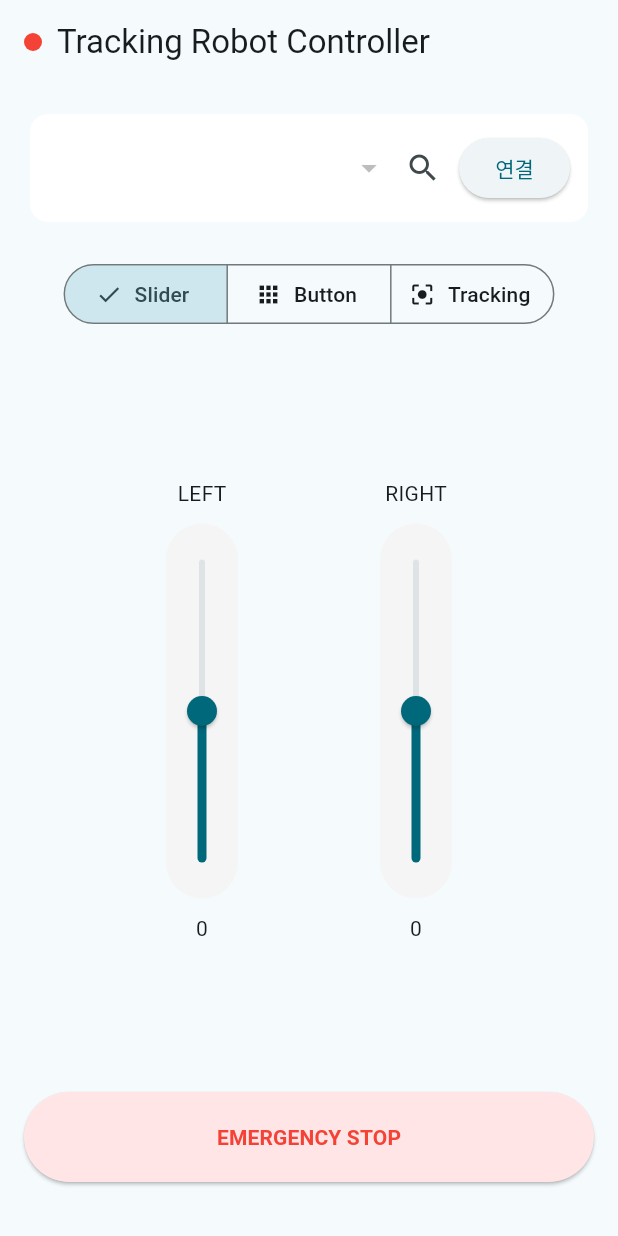
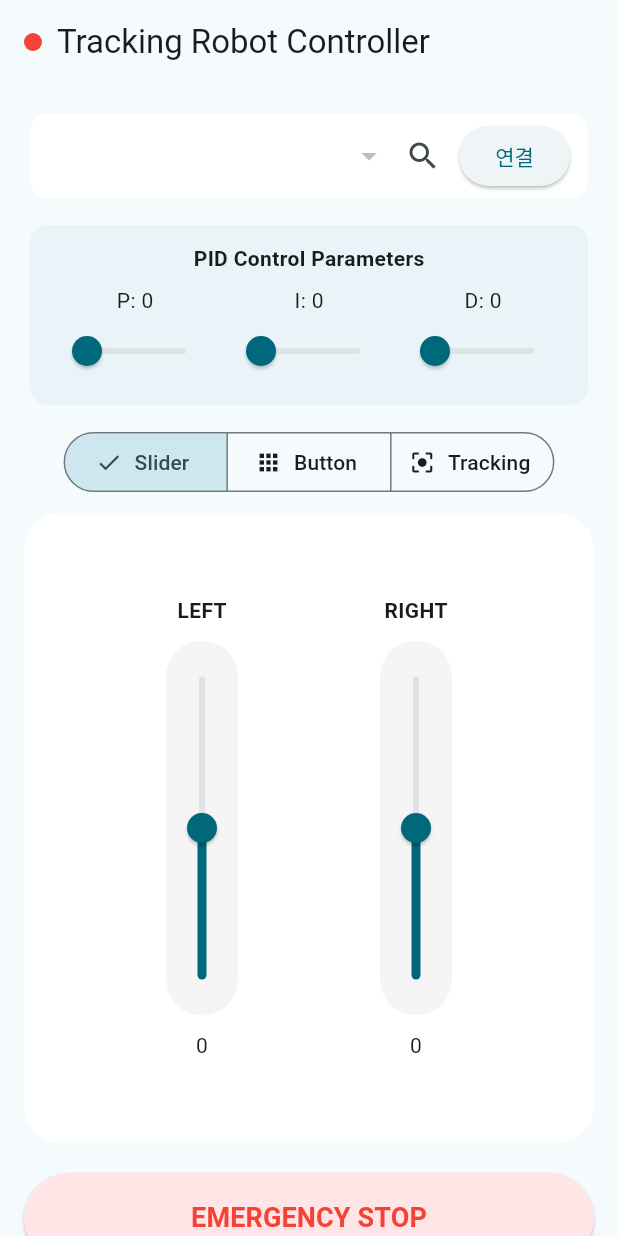
Before and after one commit to Ugie01/Tracking_Patrol_Robot, a Flutter app: the screen it shows after launch, on a phone screen of 412 x 824 dp. Run offline on Flutter 3.47's test engine with Material 3 defaults, Android fonts, the phone set to English and light mode, and no system bars; our stand-ins replace flutter_bluetooth_serial, permission_handler.

Commit message:
feat(app): PID값 조절 추가, 버튼식 모드 속도 조절 추가

```diff
--- a/app/lib/main.dart
+++ b/app/lib/main.dart
@@ -49,8 +49,13 @@ class _UnifiedControlScreenState extends State<UnifiedControlScreen> {
   DateTime? _lastSendTime;
   final int _throttleMs = 50;
 
+  double _pVal = 0;
+  double _iVal = 0;
+  double _dVal = 0;
+  double _buttonBaseSpeed = 200;
+
   int _controlMode = 0; // 0: Slider, 1: Button, 2: Tracking
-  int _trackingState = 0; // 0: Idle, 1: Active
+  int _trackingState = 0;
 
   @override
   void initState() {
@@ -96,8 +101,12 @@ class _UnifiedControlScreenState extends State<UnifiedControlScreen> {
     finally { if (mounted) setState(() => _isConnecting = false); }
   }
 
+  // 수정된 10-Byte 전송 함수 (스로틀링 예외처리 적용)
   void _sendControlData(int leftSpeed, int rightSpeed) {
-    if (_controlMode != 2) {
+    bool isStopCommand = (leftSpeed == 0 && rightSpeed == 0);
+
+    // 수동 모드이면서 정지 명령이 아닐 때만 50ms 제한 적용
+    if (_controlMode != 2 && !isStopCommand) {
       final now = DateTime.now();
       if (_lastSendTime != null && now.difference(_lastSendTime!).inMilliseconds < _throttleMs) return;
       _lastSendTime = now;
@@ -109,11 +118,14 @@ class _UnifiedControlScreenState extends State<UnifiedControlScreen> {
     int lPwm = leftSpeed.abs().clamp(0, 255);
     int rPwm = rightSpeed.abs().clamp(0, 255);
 
-    Uint8List packet = Uint8List.fromList([0xAA, modeFlag, lDir, lPwm, rDir, rPwm, 0x55]);
+    Uint8List packet = Uint8List.fromList([
+      0xAA, modeFlag, lDir, lPwm, rDir, rPwm,
+      _pVal.toInt(), _iVal.toInt(), _dVal.toInt(), 0x55
+    ]);
 
-    // [디버깅 출력] 블루투스 연결 여부와 상관없이 콘솔에 찍힘
-    String hexPacket = packet.map((b) => '0x${b.toRadixString(16).padLeft(2, '0').toUpperCase()}').join(', ');
-    debugPrint("[Mode: $_controlMode] Packet: [$hexPacket] (L:$leftSpeed, R:$rightSpeed)");
+    // 디버깅 콘솔 출력
+    String hexString = packet.map((b) => '0x${b.toRadixString(16).padLeft(2, '0').toUpperCase()}').join(', ');
+    debugPrint("[Mode: $_controlMode] Out: $hexString");
 
     if (_isConnected && _connection != null) {
       try {
@@ -143,17 +155,27 @@ class _UnifiedControlScreenState extends State<UnifiedControlScreen> {
           ],
         ),
       ),
-      body: Padding(
+      body: SingleChildScrollView(
+        child: Padding(
           padding: const EdgeInsets.all(16.0),
           child: Column(
             children: [
               _buildConnectionCard(colorScheme),
+              const SizedBox(height: 10),
+              _buildPidSettingsCard(colorScheme),
+              const SizedBox(height: 10),
+              _buildModeToggle(colorScheme),
+              const SizedBox(height: 10),
+              Container(
+                height: 420,
+                decoration: BoxDecoration(color: Colors.white, borderRadius: BorderRadius.circular(24)),
+                child: _buildCurrentModeUI(),
+              ),
               const SizedBox(height: 20),
-            _buildModeToggle(colorScheme),
-            Expanded(child: _buildCurrentModeUI()),
               _buildEmergencyStop(),
               const SizedBox(height: 20),
             ],
+          ),
         ),
       ),
     );
@@ -163,14 +185,47 @@ class _UnifiedControlScreenState extends State<UnifiedControlScreen> {
     return Card(
       elevation: 0, color: Colors.white,
       child: Padding(
-        padding: const EdgeInsets.all(12.0),
+        padding: const EdgeInsets.symmetric(horizontal: 12.0, vertical: 4.0),
         child: Row(
           children: [
-            Expanded(child: DropdownButtonHideUnderline(child: DropdownButton<BluetoothDevice>(isExpanded: true, value: _selectedDevice, items: _devicesList.map((d) => DropdownMenuItem(value: d, child: Text(d.name ?? d.address))).toList(), onChanged: _isConnected ? null : (val) => setState(() => _selectedDevice = val)))),
+            Expanded(child: DropdownButtonHideUnderline(child: DropdownButton<BluetoothDevice>(isExpanded: true, value: _selectedDevice, items: _devicesList.map((d) => DropdownMenuItem(value: d, child: Text(d.name ?? d.address, overflow: TextOverflow.ellipsis))).toList(), onChanged: _isConnected ? null : (val) => setState(() => _selectedDevice = val)))),
             IconButton(icon: Icon(_isScanning ? Icons.sync : Icons.search), onPressed: (_isConnected || _isScanning) ? null : _startDiscovery),
             ElevatedButton(onPressed: _isConnecting ? null : _toggleConnection, child: Text(_isConnected ? '해제' : '연결')),
           ],
         ),
+      ),
+    );
+  }
+
+  Widget _buildPidSettingsCard(ColorScheme colorScheme) {
+    return Card(
+      elevation: 0, color: colorScheme.secondaryContainer.withOpacity(0.3),
+      child: Padding(
+        padding: const EdgeInsets.all(12.0),
+        child: Column(
+          children: [
+            const Text("PID Control Parameters", style: TextStyle(fontWeight: FontWeight.bold, fontSize: 14)),
+            const SizedBox(height: 8),
+            Row(
+              children: [
+                _buildPidSlider("P", _pVal, (v) => setState(() => _pVal = v)),
+                _buildPidSlider("I", _iVal, (v) => setState(() => _iVal = v)),
+                _buildPidSlider("D", _dVal, (v) => setState(() => _dVal = v)),
+              ],
+            ),
+          ],
+        ),
+      ),
+    );
+  }
+
+  Widget _buildPidSlider(String label, double value, ValueChanged<double> onChanged) {
+    return Expanded(
+      child: Column(
+        children: [
+          Text("$label: ${value.toInt()}"),
+          Slider(value: value, min: 0, max: 100, divisions: 100, onChanged: (v) { onChanged(v); _sendControlData(_leftPwm, _rightPwm); }),
+        ],
       ),
     );
   }
@@ -184,14 +239,8 @@ class _UnifiedControlScreenState extends State<UnifiedControlScreen> {
       ],
       selected: {_controlMode},
       onSelectionChanged: (val) {
-        setState(() {
-          _controlMode = val.first;
-          // 팩트체크: 모드 변경 시 값을 0으로 리셋하여 안전 보장
-          _leftPwm = 0;
-          _rightPwm = 0;
-          _trackingState = 0;
-        });
-        _sendControlData(0, 0); // 즉시 정지 패킷 전송
+        setState(() { _controlMode = val.first; _leftPwm = 0; _rightPwm = 0; _trackingState = 0; });
+        _sendControlData(0, 0);
       },
     );
   }
@@ -216,19 +265,11 @@ class _UnifiedControlScreenState extends State<UnifiedControlScreen> {
     return Column(
       mainAxisAlignment: MainAxisAlignment.center,
       children: [
-        Text(label),
+        Text(label, style: const TextStyle(fontWeight: FontWeight.bold)),
         const SizedBox(height: 10),
         Container(
           height: 250, decoration: BoxDecoration(color: Colors.grey.shade100, borderRadius: BorderRadius.circular(30)),
-          child: RotatedBox(
-            quarterTurns: 3,
-            child: Slider(
-              value: value.toDouble(), min: -255, max: 255,
-              onChanged: onChanged,
-              // 팩트체크: 여기서 onChanged(0)를 호출하던 onChangeEnd를 삭제하여 값 유지
-              onChangeEnd: null,
-            ),
-          ),
+          child: RotatedBox(quarterTurns: 3, child: Slider(value: value.toDouble(), min: -255, max: 255, onChanged: onChanged)),
         ),
         const SizedBox(height: 10),
         Text("$value"),
@@ -240,11 +281,34 @@ class _UnifiedControlScreenState extends State<UnifiedControlScreen> {
     return Column(
       mainAxisAlignment: MainAxisAlignment.center,
       children: [
-        _buildDirectionButton(Icons.keyboard_arrow_up, 255, 255),
+        Row(
+          mainAxisAlignment: MainAxisAlignment.center,
+          children: [
+            const Icon(Icons.speed, size: 18),
+            const SizedBox(width: 10),
+            SizedBox(
+              width: 200,
+              child: Slider(
+                value: _buttonBaseSpeed, min: 0, max: 255, divisions: 255,
+                onChanged: (v) => setState(() => _buttonBaseSpeed = v),
+              ),
+            ),
+            Text("${_buttonBaseSpeed.toInt()}"),
+          ],
+        ),
         const SizedBox(height: 20),
-        Row(mainAxisAlignment: MainAxisAlignment.center, children: [_buildDirectionButton(Icons.keyboard_arrow_left, -200, 200), const SizedBox(width: 80), _buildDirectionButton(Icons.keyboard_arrow_right, 200, -200)]),
-        const SizedBox(height: 20),
-        _buildDirectionButton(Icons.keyboard_arrow_down, -255, -255),
+        _buildDirectionButton(Icons.keyboard_arrow_up, _buttonBaseSpeed.toInt(), _buttonBaseSpeed.toInt()),
+        const SizedBox(height: 15),
+        Row(
+          mainAxisAlignment: MainAxisAlignment.center,
+          children: [
+            _buildDirectionButton(Icons.keyboard_arrow_left, -(_buttonBaseSpeed ~/ 1.5).toInt(), (_buttonBaseSpeed ~/ 1.5).toInt()),
+            const SizedBox(width: 50),
+            _buildDirectionButton(Icons.keyboard_arrow_right, (_buttonBaseSpeed ~/ 1.5).toInt(), -(_buttonBaseSpeed ~/ 1.5).toInt()),
+          ],
+        ),
+        const SizedBox(height: 15),
+        _buildDirectionButton(Icons.keyboard_arrow_down, -_buttonBaseSpeed.toInt(), -_buttonBaseSpeed.toInt()),
       ],
     );
   }
@@ -252,9 +316,13 @@ class _UnifiedControlScreenState extends State<UnifiedControlScreen> {
   Widget _buildDirectionButton(IconData icon, int l, int r) {
     return GestureDetector(
       onTapDown: (_) => _sendControlData(l, r),
-      onTapUp: (_) => _sendControlData(0, 0),
+      onTapUp: (_) => _sendControlData(0, 0), // 팩트체크: 수정된 로직에 의해 즉시 0 전송
       onTapCancel: () => _sendControlData(0, 0),
-      child: Container(width: 75, height: 75, decoration: BoxDecoration(color: Colors.white, shape: BoxShape.circle, boxShadow: [BoxShadow(color: Colors.black.withOpacity(0.05), blurRadius: 10)]), child: Icon(icon, size: 40)),
+      child: Container(
+          width: 85, height: 85,
+          decoration: BoxDecoration(color: Colors.grey.shade100, shape: BoxShape.circle, boxShadow: [BoxShadow(color: Colors.black.withOpacity(0.05), blurRadius: 10)]),
+          child: Icon(icon, size: 50, color: Colors.blueGrey)
+      ),
     );
   }
 
@@ -262,12 +330,13 @@ class _UnifiedControlScreenState extends State<UnifiedControlScreen> {
     return Column(
       mainAxisAlignment: MainAxisAlignment.center,
       children: [
-        const Icon(Icons.visibility, size: 60),
+        const Icon(Icons.visibility, size: 60, color: Colors.blueGrey),
         const SizedBox(height: 40),
         ElevatedButton.icon(
           onPressed: () { setState(() => _trackingState = _trackingState == 0 ? 1 : 0); _sendControlData(0, 0); },
           icon: Icon(_trackingState == 0 ? Icons.play_arrow : Icons.pause),
           label: Text(_trackingState == 0 ? "트래킹 시작" : "트래킹 일시정지"),
+          style: ElevatedButton.styleFrom(minimumSize: const Size(220, 65)),
         ),
       ],
     );
@@ -279,7 +348,7 @@ class _UnifiedControlScreenState extends State<UnifiedControlScreen> {
       child: ElevatedButton(
         onPressed: () { setState(() { _leftPwm = 0; _rightPwm = 0; _controlMode = 0; _trackingState = 0; }); _sendControlData(0, 0); },
         style: ElevatedButton.styleFrom(backgroundColor: const Color(0xFFFFE5E5), foregroundColor: Colors.red),
-        child: const Text("EMERGENCY STOP", style: TextStyle(fontWeight: FontWeight.bold)),
+        child: const Text("EMERGENCY STOP", style: TextStyle(fontWeight: FontWeight.bold, fontSize: 18)),
       ),
     );
   }
```
Lines whose indentation alone changed are shown as unchanged.
